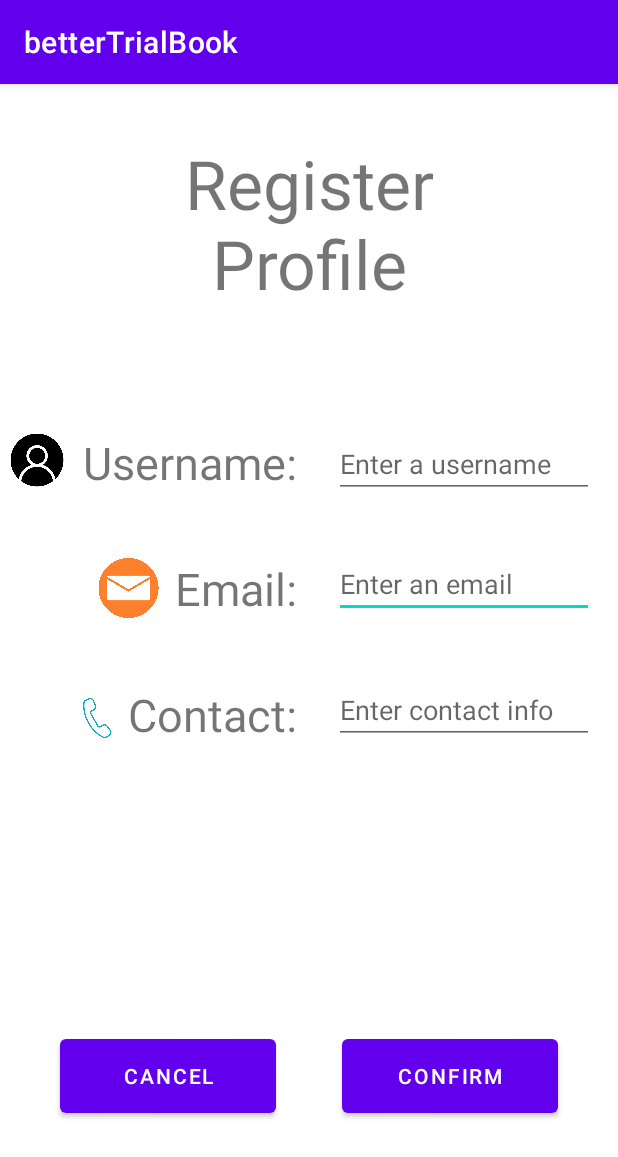
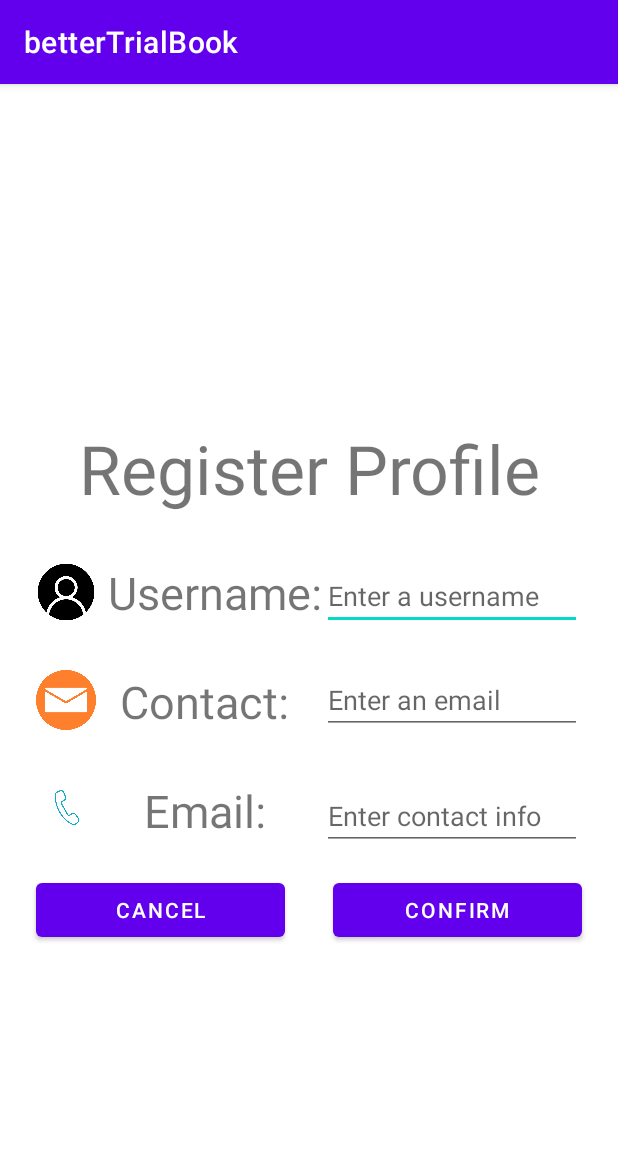
Before and after one commit to CMPUT301W21T27/betterTrialBook, an Android app: the SignUp screen opened directly, with no data from a screen before it, on a phone screen of 412 x 824 dp. Shown: the top 1157 px of the screen. Run offline under Robolectric (Android 15) with nearby library versions, the phone set to English and light mode, and no system bars; our stand-ins replace Firebase (no records; nobody signed in at launch, a user with empty details on screens opened directly).

Commit message:
Made Layouts Rotation Compatible

```diff
--- a/code/app/src/main/res/layout/sign_up_information.xml
+++ b/code/app/src/main/res/layout/sign_up_information.xml
@@ -7,133 +7,167 @@
     android:layout_width="match_parent"
     android:layout_height="match_parent">
 
+    <ScrollView
+        android:layout_width="0dp"
+        android:layout_height="wrap_content"
+        android:layout_marginStart="8dp"
+        android:layout_marginTop="8dp"
+        android:layout_marginEnd="8dp"
+        android:layout_marginBottom="8dp"
+        app:layout_constraintBottom_toBottomOf="parent"
+        app:layout_constraintEnd_toEndOf="parent"
+        app:layout_constraintStart_toStartOf="parent"
+        app:layout_constraintTop_toTopOf="parent">
+
+        <LinearLayout
+            android:layout_width="match_parent"
+            android:layout_height="wrap_content"
+            android:orientation="vertical">
+
             <TextView
                 android:id="@+id/SignUp_Display"
-        android:layout_width="249dp"
-        android:layout_height="112dp"
-        android:layout_marginTop="36dp"
+                android:layout_width="match_parent"
+                android:layout_height="wrap_content"
+                android:layout_marginStart="32dp"
+                android:layout_marginTop="32dp"
+                android:layout_marginEnd="32dp"
                 android:gravity="center_horizontal"
                 android:text="Register Profile"
-        android:textSize="45sp"
-        app:layout_constraintEnd_toEndOf="parent"
-        app:layout_constraintStart_toStartOf="parent"
-        app:layout_constraintTop_toTopOf="parent" />
+                android:textSize="45sp" />
+
+            <LinearLayout
+                android:layout_width="match_parent"
+                android:layout_height="wrap_content"
+                android:layout_marginStart="16dp"
+                android:layout_marginTop="16dp"
+                android:layout_marginEnd="16dp"
+                android:layout_marginBottom="16dp"
+                android:orientation="horizontal">
+
+                <LinearLayout
+                    android:layout_width="wrap_content"
+                    android:layout_height="wrap_content"
+                    android:orientation="vertical">
+
+                    <ImageView
+                        android:id="@+id/Username_Logo"
+                        android:layout_width="40dp"
+                        android:layout_height="40dp"
+                        android:layout_marginTop="16dp"
+                        app:srcCompat="@drawable/username_logo" />
+
+                    <ImageView
+                        android:id="@+id/email_logo"
+                        android:layout_width="40dp"
+                        android:layout_height="40dp"
+                        android:layout_marginTop="32dp"
+                        app:srcCompat="@drawable/email_logo" />
+
+                    <ImageView
+                        android:id="@+id/imageView4"
+                        android:layout_width="40dp"
+                        android:layout_height="40dp"
+                        android:layout_marginTop="32dp"
+                        app:srcCompat="@drawable/contact_logo" />
+                </LinearLayout>
+
+                <LinearLayout
+                    android:layout_width="wrap_content"
+                    android:layout_height="match_parent"
+                    android:orientation="vertical">
+
+                    <TextView
+                        android:id="@+id/UserName_Display"
+                        android:layout_width="wrap_content"
+                        android:layout_height="wrap_content"
+                        android:layout_marginLeft="8dp"
+                        android:layout_marginTop="16dp"
+                        android:text="Username:"
+                        android:textAlignment="textEnd"
+                        android:textSize="30sp" />
+
+                    <TextView
+                        android:id="@+id/Contact_Display"
+                        android:layout_width="wrap_content"
+                        android:layout_height="wrap_content"
+                        android:layout_marginLeft="16dp"
+                        android:layout_marginTop="32dp"
+                        android:text="Contact:"
+                        android:textAlignment="textEnd"
+                        android:textSize="30sp" />
+
+                    <TextView
+                        android:id="@+id/Email_Display"
+                        android:layout_width="wrap_content"
+                        android:layout_height="wrap_content"
+                        android:layout_marginLeft="32dp"
+                        android:layout_marginTop="32dp"
+                        android:text="Email:"
+                        android:textAlignment="textEnd"
+                        android:textSize="30sp" />
+                </LinearLayout>
+
+                <LinearLayout
+                    android:layout_width="match_parent"
+                    android:layout_height="wrap_content"
+                    android:orientation="vertical">
+
+                    <EditText
+                        android:id="@+id/Username"
+                        android:layout_width="match_parent"
+                        android:layout_height="match_parent"
+                        android:layout_marginTop="16dp"
+                        android:hint="Enter a username" />
 
                     <EditText
                         android:id="@+id/Email"
-        android:layout_width="173dp"
-        android:layout_height="40dp"
-        android:layout_marginTop="316dp"
-        android:layout_marginEnd="16dp"
-        android:hint="Enter an email"
-        app:layout_constraintEnd_toEndOf="parent"
-        app:layout_constraintTop_toTopOf="parent" />
-
-    <TextView
-        android:id="@+id/Contact_Display"
-        android:layout_width="150dp"
-        android:layout_height="41dp"
-        android:layout_marginStart="48dp"
-        android:layout_marginTop="400dp"
-        android:text="Contact:"
-        android:textAlignment="textEnd"
-        android:textSize="30sp"
-        app:layout_constraintStart_toStartOf="parent"
-        app:layout_constraintTop_toTopOf="parent" />
-
-    <TextView
-        android:id="@+id/Email_Display"
-        android:layout_width="150dp"
-        android:layout_height="41dp"
-        android:layout_marginStart="48dp"
-        android:layout_marginTop="316dp"
-        android:text="Email:"
-        android:textAlignment="textEnd"
-        android:textSize="30sp"
-        app:layout_constraintStart_toStartOf="parent"
-        app:layout_constraintTop_toTopOf="parent" />
-
-    <TextView
-        android:id="@+id/UserName_Display"
-        android:layout_width="150dp"
-        android:layout_height="41dp"
-        android:layout_marginStart="48dp"
-        android:layout_marginTop="232dp"
-        android:text="Username:"
-        android:textAlignment="textEnd"
-        android:textSize="30sp"
-        app:layout_constraintStart_toStartOf="parent"
-        app:layout_constraintTop_toTopOf="parent" />
+                        android:layout_width="match_parent"
+                        android:layout_height="match_parent"
+                        android:layout_marginTop="24dp"
+                        android:hint="Enter an email" />
 
                     <EditText
                         android:id="@+id/Contact"
-        android:layout_width="173dp"
-        android:layout_height="40dp"
-        android:layout_marginTop="400dp"
-        android:layout_marginEnd="16dp"
-        android:hint="Enter contact info"
-        app:layout_constraintEnd_toEndOf="parent"
-        app:layout_constraintTop_toTopOf="parent" />
+                        android:layout_width="match_parent"
+                        android:layout_height="match_parent"
+                        android:layout_marginTop="32dp"
+                        android:hint="Enter contact info" />
+                </LinearLayout>
 
-    <EditText
-        android:id="@+id/Username"
-        android:layout_width="173dp"
-        android:layout_height="40dp"
-        android:layout_marginTop="236dp"
-        android:layout_marginEnd="16dp"
-        android:hint="Enter a username"
-        app:layout_constraintEnd_toEndOf="parent"
-        app:layout_constraintTop_toTopOf="parent" />
+            </LinearLayout>
+
+            <androidx.constraintlayout.widget.ConstraintLayout
+                android:layout_width="match_parent"
+                android:layout_height="wrap_content"
+                android:layout_weight="1"
+                android:visibility="visible">
 
                 <Button
                     android:id="@+id/Cancel"
-        android:layout_width="144dp"
-        android:layout_height="61dp"
-        android:layout_marginStart="40dp"
-        android:layout_marginBottom="76dp"
+                    android:layout_width="0dp"
+                    android:layout_height="wrap_content"
+                    android:layout_marginStart="16dp"
+                    android:layout_marginEnd="16dp"
                     android:onClick="cancelPressed"
                     android:text="Cancel"
-        app:layout_constraintBottom_toBottomOf="parent"
+                    app:layout_constraintBaseline_toBaselineOf="@+id/Confirm"
+                    app:layout_constraintEnd_toStartOf="@+id/Confirm"
                     app:layout_constraintStart_toStartOf="parent" />
 
                 <Button
                     android:id="@+id/Confirm"
-        android:layout_width="144dp"
-        android:layout_height="61dp"
-        android:layout_marginEnd="40dp"
-        android:layout_marginBottom="76dp"
+                    android:layout_width="0dp"
+                    android:layout_height="wrap_content"
+                    android:layout_marginStart="16dp"
+                    android:layout_marginEnd="16dp"
                     android:onClick="confirmPressed"
                     android:text="Confirm"
                     app:layout_constraintBottom_toBottomOf="parent"
-        app:layout_constraintEnd_toEndOf="parent" />
+                    app:layout_constraintEnd_toEndOf="parent"
+                    app:layout_constraintStart_toEndOf="@+id/Cancel"
+                    app:layout_constraintTop_toTopOf="parent" />
+            </androidx.constraintlayout.widget.ConstraintLayout>
+        </LinearLayout>
+    </ScrollView>
 
-    <ImageView
-        android:id="@+id/Username_Logo"
-        android:layout_width="41dp"
-        android:layout_height="37dp"
-        android:layout_marginStart="4dp"
-        android:layout_marginTop="232dp"
-        app:layout_constraintStart_toStartOf="parent"
-        app:layout_constraintTop_toTopOf="parent"
-        app:srcCompat="@drawable/username_logo" />
-
-    <ImageView
-        android:id="@+id/email_logo"
-        android:layout_width="43dp"
-        android:layout_height="40dp"
-        android:layout_marginStart="64dp"
-        android:layout_marginTop="316dp"
-        app:layout_constraintStart_toStartOf="parent"
-        app:layout_constraintTop_toTopOf="parent"
-        app:srcCompat="@drawable/email_logo" />
-
-    <ImageView
-        android:id="@+id/imageView4"
-        android:layout_width="48dp"
-        android:layout_height="46dp"
-        android:layout_marginStart="40dp"
-        android:layout_marginTop="400dp"
-        app:layout_constraintStart_toStartOf="parent"
-        app:layout_constraintTop_toTopOf="parent"
-        app:srcCompat="@drawable/contact_logo" />
 </androidx.constraintlayout.widget.ConstraintLayout>
```
Also changed, not shown: code/app/src/main/res/layout/activity_experiment_add.xml (+21 -17 lines), code/app/src/main/res/layout/activity_main.xml (+4 -4 lines), code/app/src/main/res/layout/activity_profile_view.xml (+43 -32 lines), code/app/src/main/res/layout/activity_profile_view_others.xml (deleted, +0 -114 lines), code/app/src/main/res/layout/activity_stats_number.xml (+8 -6 lines). Lines whose indentation alone changed are shown as unchanged.
